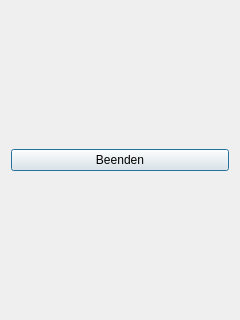
Before: the Qt Designer form simulationswindow.ui in Softwarebaecker/Tisch, drawn with Qt 5.
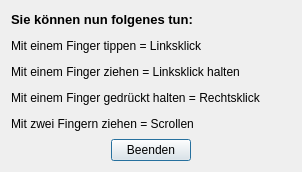
After: the same form once the commit is applied.

Diff of the .ui file:
```diff
--- a/simulationswindow.ui
+++ b/simulationswindow.ui
@@ -6,8 +6,8 @@
    <rect>
     <x>0</x>
     <y>0</y>
-    <width>240</width>
-    <height>320</height>
+    <width>302</width>
+    <height>172</height>
    </rect>
   </property>
   <property name="windowTitle">
@@ -15,12 +15,49 @@
   </property>
   <layout class="QVBoxLayout" name="verticalLayout">
    <item>
-    <widget class="QPushButton" name="buttonBeenden">
+    <widget class="QLabel" name="label">
      <property name="text">
-      <string>Beenden</string>
+      <string>&lt;html&gt;&lt;head/&gt;&lt;body&gt;&lt;p&gt;&lt;span style=&quot; font-size:10pt; font-weight:600;&quot;&gt;Sie können nun folgenes tun:&lt;/span&gt;&lt;/p&gt;&lt;p&gt;Mit einem Finger tippen = Linksklick&lt;/p&gt;&lt;p&gt;Mit einem Finger ziehen = Linksklick halten &lt;/p&gt;&lt;p&gt;Mit einem Finger gedrückt halten = Rechtsklick&lt;/p&gt;&lt;p&gt;Mit zwei Fingern ziehen = Scrollen&lt;/p&gt;&lt;/body&gt;&lt;/html&gt;</string>
      </property>
     </widget>
    </item>
+   <item>
+    <layout class="QHBoxLayout" name="horizontalLayout">
+     <item>
+      <spacer name="horizontalSpacer_2">
+       <property name="orientation">
+        <enum>Qt::Horizontal</enum>
+       </property>
+       <property name="sizeHint" stdset="0">
+        <size>
+         <width>40</width>
+         <height>20</height>
+        </size>
+       </property>
+      </spacer>
+     </item>
+     <item>
+      <widget class="QPushButton" name="buttonBeenden">
+       <property name="text">
+        <string>Beenden</string>
+       </property>
+      </widget>
+     </item>
+     <item>
+      <spacer name="horizontalSpacer">
+       <property name="orientation">
+        <enum>Qt::Horizontal</enum>
+       </property>
+       <property name="sizeHint" stdset="0">
+        <size>
+         <width>40</width>
+         <height>20</height>
+        </size>
+       </property>
+      </spacer>
+     </item>
+    </layout>
+   </item>
   </layout>
  </widget>
  <resources/>
```
Left out of the diff: 2 changed lines with no effect on the pictures.
